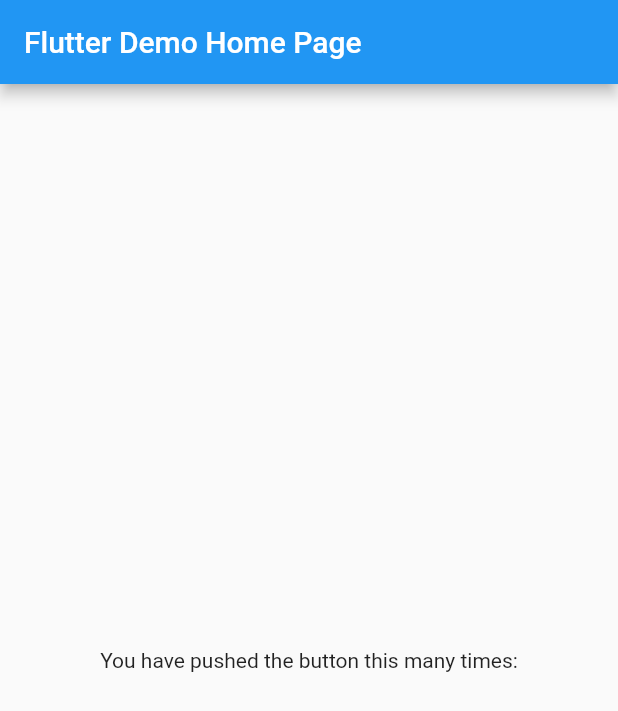
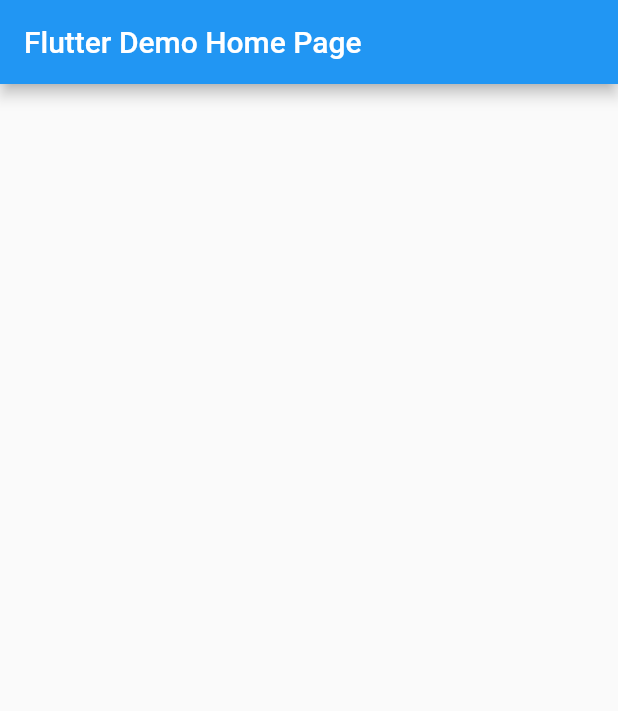
Before and after one commit to Jahidul007/E-commerce, a Flutter app: the screen it shows after launch, on a phone screen of 412 x 824 dp. Shown: the top 711 px of the screen. Run offline on Flutter 3.47's test engine with Material 2 defaults, Android fonts, the phone set to English and light mode, and no system bars.

Commit message:
init commit

```diff
--- a/lib/main.dart
+++ b/lib/main.dart
@@ -33,16 +33,7 @@ class _MyHomePageState extends State<MyHomePage> {
         title: Text(widget.title),
       ),
       body: Center(
-        child: Column(
 
-          mainAxisAlignment: MainAxisAlignment.center,
-          children: <Widget>[
-            Text(
-              'You have pushed the button this many times:',
-            ),
-
-          ],
-        ),
       ),
        // This trailing comma makes auto-formatting nicer for build methods.
     );
```
